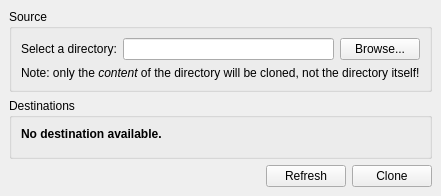
Qt form MainWindow.ui (Folco68/4LN) before a commit.
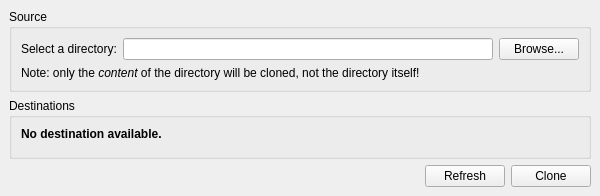
The same form after that commit.

What changed in the file:
```diff
--- a/MainWindow.ui
+++ b/MainWindow.ui
@@ -6,10 +6,16 @@
    <rect>
     <x>0</x>
     <y>0</y>
-    <width>409</width>
+    <width>600</width>
     <height>194</height>
    </rect>
   </property>
+  <property name="minimumSize">
+   <size>
+    <width>600</width>
+    <height>0</height>
+   </size>
+  </property>
   <property name="windowTitle">
    <string>MultiDesCop - Analyzing...</string>
   </property>
```
